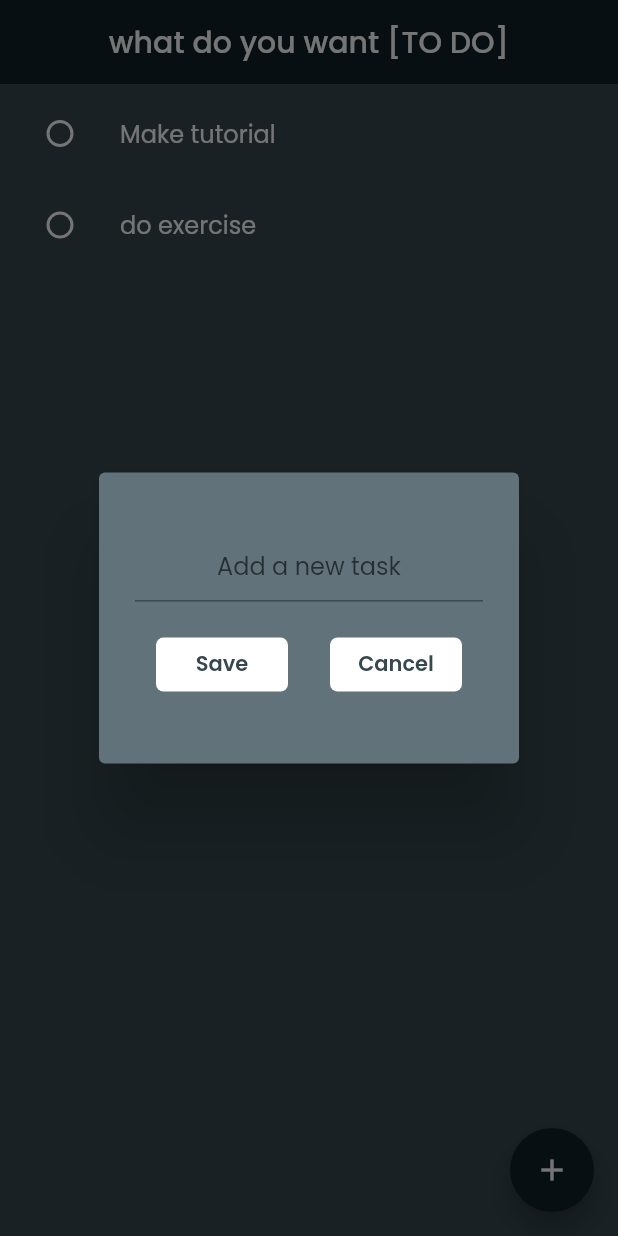
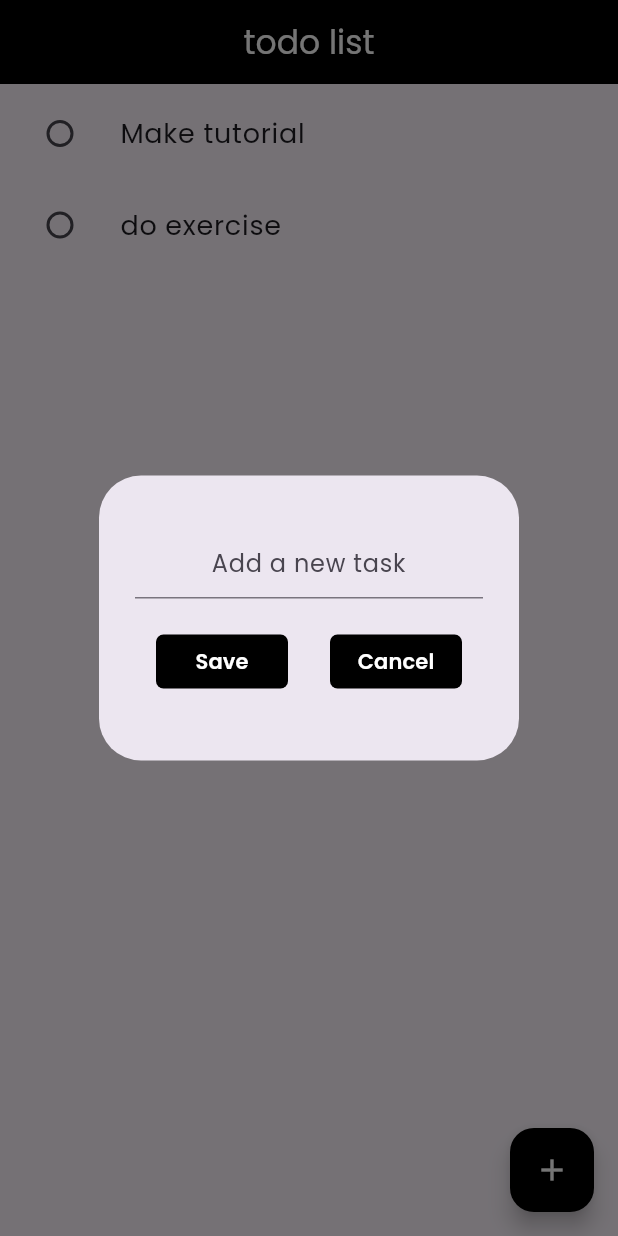
Before and after one commit to metatony/flutter-todo-app, a Flutter app: the screen it shows after launch, after a tap on the "add" icon, on a phone screen of 412 x 824 dp. Run offline on Flutter 3.47's test engine with Material 2 defaults, Android fonts, the phone set to English and light mode, and no system bars; drawn by our look-alikes of flutter_slidable; our stand-ins replace google_fonts, hive_flutter; accounts and stored records are empty.

Commit message:
Updated ui. added Material ui3

```diff
--- a/lib/home_page.dart
+++ b/lib/home_page.dart
@@ -17,11 +17,11 @@ class _HomePageState extends State<HomePage> {
 
   @override
   void initState() {
-  // if this is the first time opening the app, then create default data
+    // if this is the first time opening the app, then create default data
     if (_myBox.get('TODOLIST') == null) {
       db.createInitialData();
     } else {
-  //there is already an existing data
+      //there is already an existing data
       db.loadData();
     }
     super.initState();
@@ -73,16 +73,19 @@ class _HomePageState extends State<HomePage> {
   Widget build(BuildContext context) {
     return Scaffold(
       floatingActionButton: FloatingActionButton(
-        backgroundColor: const Color(0xff102027),
+        backgroundColor: Colors.black,
         onPressed: createNewTask,
-        child: const Icon(Icons.add),
+        child: const Icon(Icons.add,
+        color: Colors.white,),
       ),
-      backgroundColor: const Color(0xff37474f),
       appBar: AppBar(
         elevation: 0,
-        backgroundColor: const Color(0xff102027),
         centerTitle: true,
-        title: const Text('what do you want [TO DO]'),
+        backgroundColor: Colors.black,
+        title: const Text(
+          'todo list',
+          style: TextStyle(color: Colors.white),
+        ),
       ),
       body: ListView.builder(
         itemCount: db.todoList.length,
--- a/lib/main.dart
+++ b/lib/main.dart
@@ -21,6 +21,9 @@ class MyApp extends StatelessWidget {
   Widget build(BuildContext context) {
     return MaterialApp(
       theme: ThemeData(
+
+        useMaterial3: true,
+
           fontFamily: GoogleFonts.poppins().fontFamily,
           unselectedWidgetColor: Colors.white),
       debugShowCheckedModeBanner: false,
--- a/lib/util/dialog_box.dart
+++ b/lib/util/dialog_box.dart
@@ -15,10 +15,10 @@ class DialogBox extends StatelessWidget {
   @override
   Widget build(BuildContext context) {
     return AlertDialog(
-      backgroundColor: const Color(0xff62727b),
+      elevation: 0,
       content: Container(
         decoration: BoxDecoration(
-          borderRadius: BorderRadius.circular(20),
+          borderRadius: BorderRadius.circular(12),
         ),
         height: 150,
         child: Column(
@@ -26,13 +26,11 @@ class DialogBox extends StatelessWidget {
           children: [
             TextField(
               controller: controller,
-              style: const TextStyle(color: Colors.white),
               textAlign: TextAlign.center,
               decoration: const InputDecoration(
                 hintText: 'Add a new task',
               ),
             ),
-            //const SizedBox(height: 20,),
             Row(
               mainAxisAlignment: MainAxisAlignment.spaceAround,
               children: [
--- a/lib/util/dialog_button.dart
+++ b/lib/util/dialog_button.dart
@@ -13,12 +13,12 @@ class DialogButton extends StatelessWidget {
         borderRadius: BorderRadius.circular(5),
       ),
       onPressed: onPressed,
-      color: Colors.white,
+      color: Colors.black,
       child: Text(
         text,
         style: const TextStyle(
           fontWeight: FontWeight.w600,
-          color: Color(0xff37474f),
+          color: Colors.white,
         ),
       ),
     );
--- a/lib/util/todo_tile.dart
+++ b/lib/util/todo_tile.dart
@@ -30,19 +30,18 @@ class TOdoTile extends StatelessWidget {
           ],
         ),
         child: ListTile(
-          tileColor: Color(0xff37474f),
+          //tileColor: Color(0xff37474f),
           title: Text(
             taskName,
             style: TextStyle(
-                color: Colors.white,
+              fontSize: 18,
                 decoration: taskCompleted
                     ? TextDecoration.lineThrough
                     : TextDecoration.none,
-                //decorationColor: Colors.red,
                 decorationThickness: 2.85),
           ),
           leading: Checkbox(
-            activeColor: Colors.green,
+            //activeColor: Colors.green,
             onChanged: onChanged,
             value: taskCompleted,
             shape: const CircleBorder(),
```
